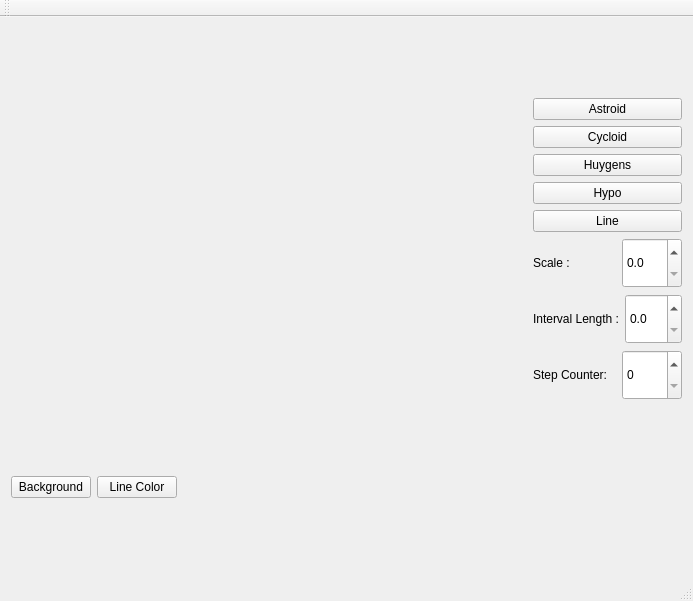
ondrej2193/QtCurvesCPP, file mainwindow.ui: the form before one commit.
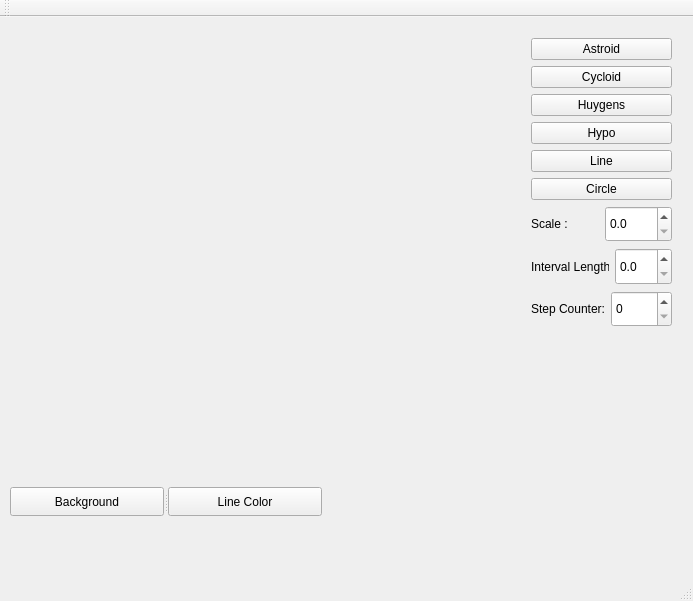
The form after the commit. Custom widgets are drawn as their Qt base class.

Commit message: Shape circle has added

Diff of the .ui file:
```diff
--- a/mainwindow.ui
+++ b/mainwindow.ui
@@ -14,18 +14,31 @@
    <string>MainWindow</string>
   </property>
   <widget class="QWidget" name="centralWidget">
-   <layout class="QGridLayout" name="gridLayout_2">
-    <item row="0" column="0">
      <widget class="RenderArea" name="renderArea" native="true">
+    <property name="geometry">
+     <rect>
+      <x>9</x>
+      <y>9</y>
+      <width>506</width>
+      <height>441</height>
+     </rect>
+    </property>
       <property name="maximumSize">
        <size>
-        <width>100</width>
+      <width>16777215</width>
         <height>16777215</height>
        </size>
       </property>
      </widget>
-    </item>
-    <item row="0" column="1">
+   <widget class="QWidget" name="">
+    <property name="geometry">
+     <rect>
+      <x>520</x>
+      <y>10</y>
+      <width>163</width>
+      <height>311</height>
+     </rect>
+    </property>
      <layout class="QVBoxLayout" name="verticalLayout">
       <item>
        <widget class="QPushButton" name="btnAstroid">
@@ -62,6 +75,13 @@
         </property>
        </widget>
       </item>
+     <item>
+      <widget class="QPushButton" name="btnCircle">
+       <property name="text">
+        <string>Circle</string>
+       </property>
+      </widget>
+     </item>
       <item>
        <layout class="QHBoxLayout" name="horizontalLayout">
         <item>
@@ -75,7 +95,7 @@
          <widget class="QDoubleSpinBox" name="spinScale">
           <property name="maximumSize">
            <size>
-            <width>60</width>
+           <width>100</width>
             <height>50</height>
            </size>
           </property>
@@ -135,7 +155,7 @@
          <widget class="QSpinBox" name="spinCount">
           <property name="maximumSize">
            <size>
-            <width>60</width>
+           <width>100</width>
             <height>50</height>
            </size>
           </property>
@@ -147,39 +167,30 @@
        </layout>
       </item>
      </layout>
-    </item>
-    <item row="1" column="0">
-     <layout class="QHBoxLayout" name="horizontalLayout_3">
-      <item>
+   </widget>
+   <widget class="QSplitter" name="splitter">
+    <property name="geometry">
+     <rect>
+      <x>10</x>
+      <y>470</y>
+      <width>312</width>
+      <height>29</height>
+     </rect>
+    </property>
+    <property name="orientation">
+     <enum>Qt::Horizontal</enum>
+    </property>
        <widget class="QPushButton" name="btnBackgroundColor">
         <property name="text">
          <string>Background</string>
         </property>
        </widget>
-      </item>
-      <item>
        <widget class="QPushButton" name="btnLineColor">
         <property name="text">
          <string>Line Color</string>
         </property>
        </widget>
-      </item>
-      <item>
-       <spacer name="horizontalSpacer">
-        <property name="orientation">
-         <enum>Qt::Horizontal</enum>
-        </property>
-        <property name="sizeHint" stdset="0">
-         <size>
-          <width>138</width>
-          <height>20</height>
-         </size>
-        </property>
-       </spacer>
-      </item>
-     </layout>
-    </item>
-   </layout>
+   </widget>
   </widget>
   <widget class="QMenuBar" name="menuBar">
    <property name="geometry">
```
Lines whose indentation alone changed are shown as unchanged. The commit also changes 5 other files.
